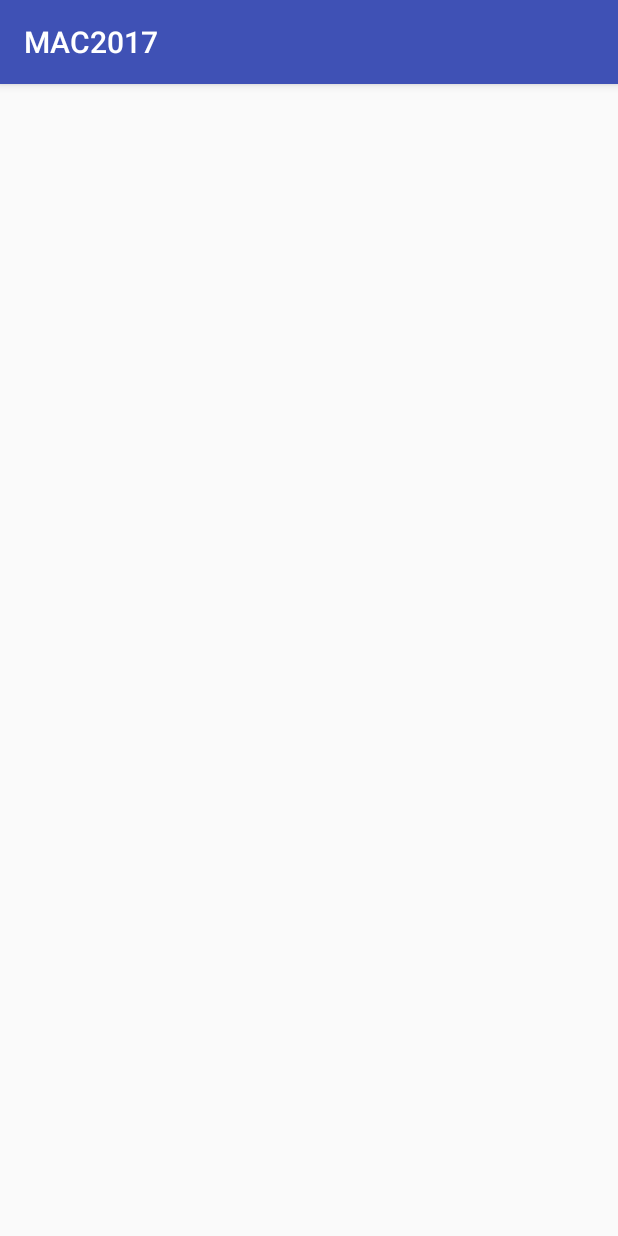
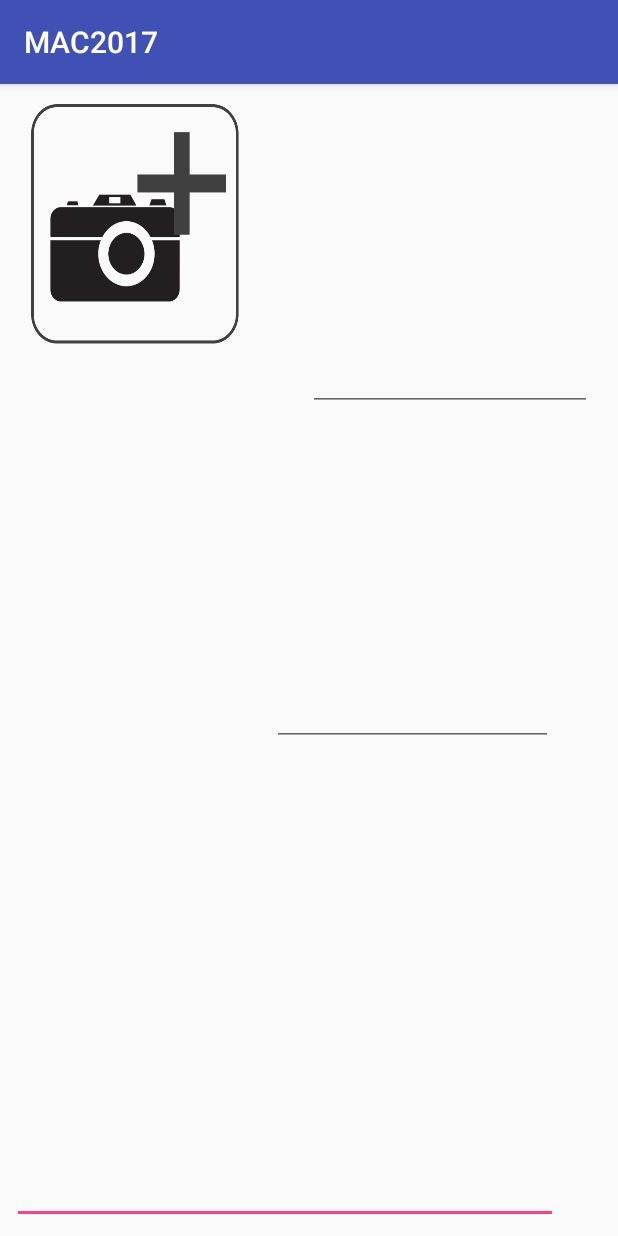
Before and after one commit to AmarSaini/MAC-2017, an Android app: the Submit screen opened directly, with no data from a screen before it, on a phone screen of 412 x 824 dp. Run offline under Robolectric (Android 15) with nearby library versions, the phone set to English and light mode, and no system bars.

Commit message:
halffinished event submit
b

```diff
--- a/MAC2017/app/src/main/res/layout/activity_submit.xml
+++ b/MAC2017/app/src/main/res/layout/activity_submit.xml
@@ -6,4 +6,60 @@
     android:layout_height="match_parent"
     tools:context="com.example.amars.mac2017.Submit">
 
+    <Button
+        android:id="@+id/button2"
+        android:layout_width="164dp"
+        android:layout_height="171dp"
+        android:background="@mipmap/picture_up"
+        app:layout_constraintTop_toTopOf="parent"
+        android:layout_marginTop="8dp"
+        app:layout_constraintBottom_toBottomOf="parent"
+        android:layout_marginBottom="8dp"
+        android:layout_marginLeft="8dp"
+        app:layout_constraintLeft_toLeftOf="parent"
+        android:layout_marginRight="8dp"
+        app:layout_constraintRight_toRightOf="parent"
+        app:layout_constraintHorizontal_bias="0.0"
+        app:layout_constraintVertical_bias="0.0" />
+
+    <EditText
+        android:id="@+id/editText5"
+        android:layout_width="364dp"
+        android:layout_height="223dp"
+        android:ems="10"
+        android:inputType="textMultiLine"
+        app:layout_constraintBottom_toBottomOf="parent"
+        android:layout_marginBottom="8dp"
+        android:layout_marginLeft="8dp"
+        app:layout_constraintLeft_toLeftOf="parent" />
+
+    <EditText
+        android:id="@+id/editText6"
+        android:layout_width="189dp"
+        android:layout_height="41dp"
+        android:ems="10"
+        android:inputType="date"
+        android:layout_marginRight="8dp"
+        app:layout_constraintRight_toRightOf="parent"
+        android:layout_marginLeft="8dp"
+        app:layout_constraintLeft_toLeftOf="parent"
+        app:layout_constraintTop_toTopOf="parent"
+        android:layout_marginTop="8dp"
+        android:layout_marginBottom="8dp"
+        app:layout_constraintBottom_toTopOf="@+id/editText7"
+        app:layout_constraintHorizontal_bias="0.955" />
+
+    <EditText
+        android:id="@+id/editText7"
+        android:layout_width="187dp"
+        android:layout_height="47dp"
+        android:ems="10"
+        android:inputType="time"
+        app:layout_constraintLeft_toRightOf="@+id/button2"
+        android:layout_marginLeft="9dp"
+        android:layout_marginBottom="95dp"
+        app:layout_constraintBottom_toTopOf="@+id/editText5"
+        android:layout_marginRight="8dp"
+        app:layout_constraintRight_toRightOf="parent"
+        app:layout_constraintHorizontal_bias="0.0" />
 </android.support.constraint.ConstraintLayout>
```
Also changed, not shown: MAC2017/app/src/main/res/mipmap-hdpi/picture_up.png (added).
